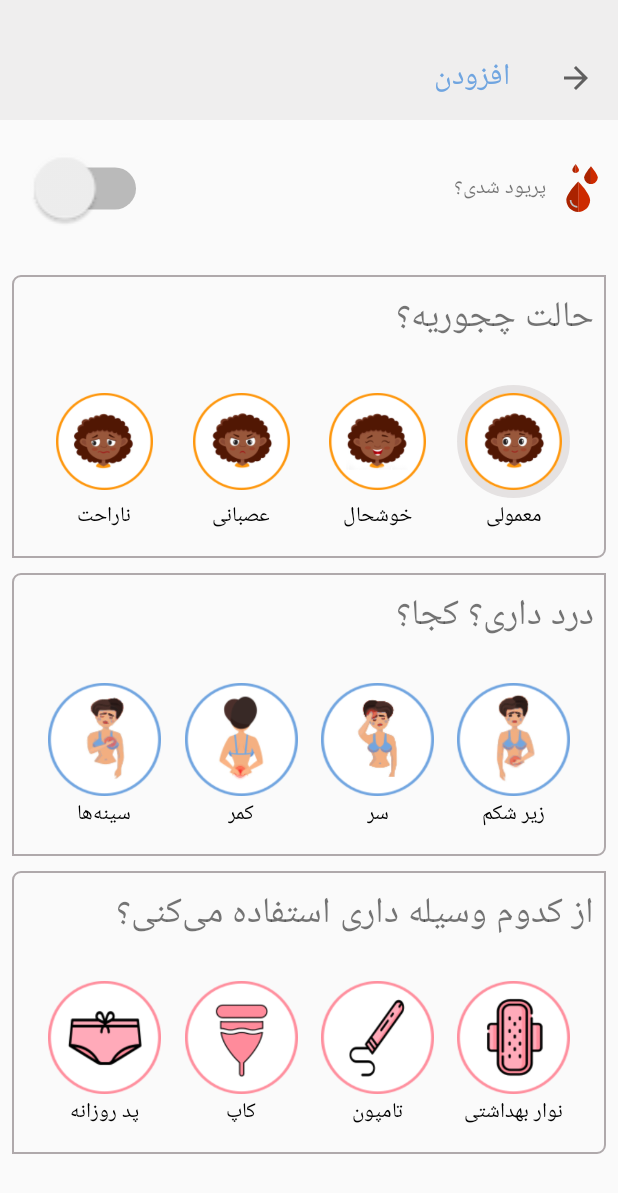
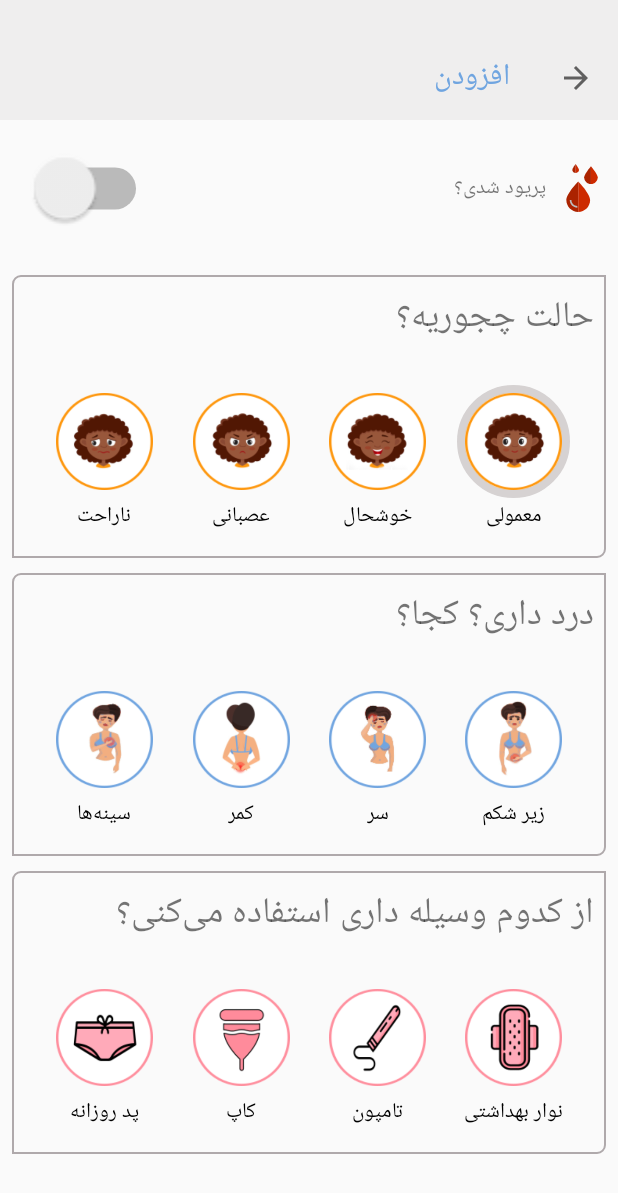
Before and after one commit to atiyehghm/period_tracker_persian, an Android app: the SaveInfoDialog screen opened directly, with no data from a screen before it, after a tap on an icon or button, on a phone screen of 412 x 824 dp. Shown: the top 1193 px of the screen. Run offline under Robolectric (Android 15) with nearby library versions, the phone set to English and light mode, and no system bars; our stand-ins replace Room's generated code; libraries missing offline, so code that uses them is left out: net.danlew.android.

Commit message:
Fix SaveInfo activity

```diff
--- a/app/src/main/java/edu/sharif/periodtracker/MainActivity.java
+++ b/app/src/main/java/edu/sharif/periodtracker/MainActivity.java
@@ -78,7 +78,7 @@ public class MainActivity extends AppCompatActivity {
     private void openSaveInfoPage(){
         String value= DateConverter.dateToString(new DateTime());
         Intent i = new Intent(MainActivity.this, SaveInfoDialog.class);
-        i.putExtra("date",value);
+        i.putExtra(SaveInfoDialog.KEY_DATE_EDIT, value);
         startActivity(i);
     }
     private boolean loadFragment(Fragment fragment, int title) {
--- a/app/src/main/java/edu/sharif/periodtracker/database/Dao/DailyStatusDao.java
+++ b/app/src/main/java/edu/sharif/periodtracker/database/Dao/DailyStatusDao.java
@@ -3,6 +3,7 @@ package edu.sharif.periodtracker.database.Dao;
 import androidx.lifecycle.LiveData;
 import androidx.room.Insert;
 import androidx.room.Query;
+import androidx.room.Update;
 
 import org.joda.time.DateTime;
 
@@ -21,4 +22,7 @@ public interface DailyStatusDao {
 
     @Query("SELECT * FROM DailyStatus WHERE date =:dateTime")
     LiveData<DailyStatus> getStatus(String dateTime);
+
+    @Update
+    void updateStatus(DailyStatus dailyStatus);
 }
--- a/app/src/main/java/edu/sharif/periodtracker/database/model/DailyStatus.java
+++ b/app/src/main/java/edu/sharif/periodtracker/database/model/DailyStatus.java
@@ -17,7 +17,8 @@ import edu.sharif.periodtracker.libs.MoodConverter;
 import edu.sharif.periodtracker.libs.PainConverter;
 import edu.sharif.periodtracker.libs.ToolConverter;
 
-@Entity
+@Entity(indices = {@Index(value = "date",
+        unique = true)})
 public class DailyStatus{
 
     @PrimaryKey(autoGenerate = true)
@@ -38,8 +39,8 @@ public class DailyStatus{
     @ColumnInfo(defaultValue = "0")
     private ToolType tool;
 
-    @ColumnInfo(name = "is_period", defaultValue = "false")
-    private boolean isPeriod;
+    @ColumnInfo(defaultValue = "false")
+    private boolean is_period;
 
     public DailyStatus() {
         date = new DateTime();
@@ -87,11 +88,11 @@ public class DailyStatus{
         this.tool = tool;
     }
 
-    public boolean isPeriod() {
-        return isPeriod;
+    public boolean isIs_period() {
+        return is_period;
     }
 
-    public void setIsPeriod(boolean isPeriod) {
-        isPeriod = isPeriod;
+    public void setIs_period(boolean is_period) {
+        this.is_period = is_period;
     }
 }
--- a/app/src/main/java/edu/sharif/periodtracker/database/model/MoodType.java
+++ b/app/src/main/java/edu/sharif/periodtracker/database/model/MoodType.java
@@ -37,7 +37,7 @@ public enum MoodType {
         return pic;
     }
 
-    public static MoodType getMoodTypeFromId(int id) {
+    public static MoodType getTypeFromId(int id) {
         if (id == NONE.id) {
             return NONE;
         } else if (id == NORMAL.id) {
--- a/app/src/main/java/edu/sharif/periodtracker/ui/add/SaveInfoDialog.java
+++ b/app/src/main/java/edu/sharif/periodtracker/ui/add/SaveInfoDialog.java
@@ -4,12 +4,18 @@ import android.graphics.drawable.Drawable;
 import android.os.Build;
 import android.os.Bundle;
 import android.view.View;
+import android.widget.CompoundButton;
 import android.widget.ImageView;
+import android.widget.Switch;
 
-import androidx.appcompat.widget.Toolbar;
-
+import androidx.annotation.Nullable;
 import androidx.annotation.RequiresApi;
 import androidx.appcompat.app.AppCompatActivity;
+import androidx.appcompat.widget.Toolbar;
+import androidx.lifecycle.LiveData;
+import androidx.lifecycle.Observer;
+
+import org.joda.time.DateTime;
 
 import java.util.ArrayList;
 import java.util.List;
@@ -17,13 +23,26 @@ import java.util.List;
 import edu.sharif.periodtracker.R;
 import edu.sharif.periodtracker.database.model.DailyStatus;
 import edu.sharif.periodtracker.database.model.MoodType;
+import edu.sharif.periodtracker.database.model.PainType;
+import edu.sharif.periodtracker.database.model.ToolType;
+import edu.sharif.periodtracker.database.repository.DailyStatusRepository;
+import edu.sharif.periodtracker.libs.DateConverter;
 
 public class SaveInfoDialog extends AppCompatActivity {
-    public static final String KEY_ID_EDIT = "key_id_edit";
+    public static final String KEY_DATE_EDIT = "KEY_DATE_EDIT";
+    private static final String MOOD = "MOOD";
+    private static final String TOOL = "TOOL";
+    private static final String PAIN = "PAIN";
+    private boolean isInEditMood = false;
     private Toolbar toolbar;
     private List<ImageView> listMoodImages = new ArrayList<>();
+    private List<ImageView> listPainImages = new ArrayList<>();
+    private List<ImageView> listToolImages = new ArrayList<>();
+    private Switch periodSwitch;
     private DailyStatus dailyStatus = new DailyStatus();
     private Drawable highlight;
+    private LiveData<DailyStatus> dailyStatusLiveData;
+    private DailyStatusRepository dailyStatusRepo;
 
     @RequiresApi(api = Build.VERSION_CODES.LOLLIPOP)
     protected void onCreate(Bundle savedInstanceState) {
@@ -32,25 +51,45 @@ public class SaveInfoDialog extends AppCompatActivity {
         getViewFromXml();
         getResource();
         getBundle();
-        configureBackButton();
+        initialView();
         controller();
-        initialView();
     }
 
-    private void getBundle() {
-        int id = getIntent().getIntExtra(KEY_ID_EDIT, -1);
 
-        if (dailyStatus == null){
-            dailyStatus = new DailyStatus();
-//            dailyStatus
-        }
+    private void initialView() {
 
+        dailyStatusRepo = new DailyStatusRepository(this);
+        dailyStatusRepo.getCurrentStatus(dailyStatus.getDate()).observe(this, new Observer<DailyStatus>() {
+            @Override
+            public void onChanged(@Nullable DailyStatus status) {
+                if (status != null) {
+                    dailyStatus = status;
+                    isInEditMood = true;
+
+                    int selectedMoodIndex = dailyStatus.getMood() != null ? dailyStatus.getMood().getId() : -1;
+                    int selectedPainIndex = dailyStatus.getPain() != null ? dailyStatus.getPain().getId() : -1;
+                    int selectedToolIndex = dailyStatus.getTool() !=null ? dailyStatus.getTool().getId() : -1;
+                    periodSwitch.setChecked(dailyStatus.isIs_period());
+
+                    refreshViewMood(selectedMoodIndex, listMoodImages, MOOD);
+                    refreshViewMood(selectedPainIndex, listPainImages, PAIN);
+                    refreshViewMood(selectedToolIndex, listToolImages, TOOL);
+                }
+                else{
+                    isInEditMood = false;
+                }
+            }
+        });
     }
 
-    private void initialView() {
-        refreshViewMood();
+    private void saveChanges() {
+        if (isInEditMood){
+            dailyStatusRepo.updateCurrentStatus(dailyStatus);
+        }
+        else {
+            dailyStatusRepo.insertStatus(dailyStatus);
+        }
     }
-
 
     private void configureBackButton() {
         setSupportActionBar(toolbar);
@@ -59,61 +98,107 @@ public class SaveInfoDialog extends AppCompatActivity {
         toolbar.setNavigationOnClickListener(new View.OnClickListener() {
             @Override
             public void onClick(View v) {
+                saveChanges();
                 onBackPressed();
             }
         });
     }
 
-    private void getViewFromXml() {
-        toolbar = findViewById(R.id.toolbar);
-        listMoodImages.add((ImageView) findViewById(R.id.mood1));
-        listMoodImages.add((ImageView) findViewById(R.id.mood2));
-        listMoodImages.add((ImageView) findViewById(R.id.mood3));
-        listMoodImages.add((ImageView) findViewById(R.id.mood4));
+    private void refreshViewMood(int index, List<ImageView> list, String propertyType) {
+        for (int i = 0; i < list.size(); i++) {
+            if (i == index) {
+                if (list.get(i).getBackground() == null){
+                    list.get(i).setBackground(highlight);
+                    setObjectData(index, propertyType);
+                }
+                else {
+                    list.get(i).setBackground(null);
+                    setObjectData(-1, propertyType);
+                }
+
+            } else {
+                list.get(i).setBackground(null);
+            }
+        }
     }
 
-    private void controller() {
-        for (int i = 0; i < listMoodImages.size(); i++) {
-            final int ii = i;
-            listMoodImages.get(i).setOnClickListener(new View.OnClickListener() {
+    private void setObjectData(int index, String propertyType) {
+
+        switch (propertyType){
+            case MOOD:
+                dailyStatus.setMood(MoodType.getTypeFromId(index));
+                break;
+            case TOOL:
+                dailyStatus.setTool(ToolType.getTypeFromId(index));
+                break;
+            case PAIN:
+                dailyStatus.setPain(PainType.getTypeFromId(index));
+                break;
+        }
+    }
+
+    private void imagesRowController(final List<ImageView> list, final String propertyType ){
+        for (int i = 0; i < list.size(); i++) {
+            final int index = i;
+            list.get(i).setOnClickListener(new View.OnClickListener() {
                 @Override
                 public void onClick(View v) {
-                    clickItemMood(ii);
+                    refreshViewMood(index, list, propertyType);
                 }
             });
         }
     }
 
-    private void clickItemMood(int index) {
-        dailyStatus.setMood(MoodType.getMoodTypeFromId(index));
-        refreshViewMood();
+    private void controller() {
+        configureBackButton();
+        imagesRowController(listMoodImages, MOOD);
+        imagesRowController(listPainImages, PAIN);
+        imagesRowController(listToolImages, TOOL);
+
+        periodSwitch.setOnCheckedChangeListener(new CompoundButton.OnCheckedChangeListener() {
+            public void onCheckedChanged(CompoundButton buttonView, boolean isChecked) {
+                if (isChecked){
+                    dailyStatus.setIs_period(true);
+                }
+                else {
+                    dailyStatus.setIs_period(false);
+                }
+            }
+        });
     }
 
-    private void refreshViewMood() {
-        for (int i = 0; i < listMoodImages.size(); i++) {
-            if (i == dailyStatus.getMood().getId()) {
-                listMoodImages.get(i).setBackground(highlight);
-            } else {
-                listMoodImages.get(i).setBackground(null);
-            }
+    private void getBundle() {
+        //Get dailyStatus object with corresponding date
+
+        String dateInString = getIntent().getStringExtra(KEY_DATE_EDIT);
+        final DateTime date = DateConverter.stringToDate(dateInString);
+        if (dailyStatus == null){
+            dailyStatus = new DailyStatus();
         }
+        dailyStatus.setDate(date);
+
     }
 
-//    public void onClick(View v, int[] imagesViewArr) {
-//        ImageView imageView;
-//        final String PACKAGE_ID = "edu.sharif.periodtracker:id/";
-//        for (int imgId : imagesViewArr) {
-//            String tmp = getResources().getResourceName(imgId);
-//            if (tmp != null && !tmp.startsWith(PACKAGE_ID)) {
-//                if (v.getId() == imgId) {
-//                    imageView = findViewById(imgId);
-//
-//                }
-//            }
-//        }
-//
-//    }
+    private void getViewFromXml() {
+        toolbar = findViewById(R.id.toolbar);
 
+        listMoodImages.add((ImageView) findViewById(R.id.mood1));
+        listMoodImages.add((ImageView) findViewById(R.id.mood2));
+        listMoodImages.add((ImageView) findViewById(R.id.mood3));
+        listMoodImages.add((ImageView) findViewById(R.id.mood4));
+
+        listPainImages.add((ImageView) findViewById(R.id.pain1));
+        listPainImages.add((ImageView) findViewById(R.id.pain2));
+        listPainImages.add((ImageView) findViewById(R.id.pain3));
+        listPainImages.add((ImageView) findViewById(R.id.pain4));
+
+        listToolImages.add((ImageView) findViewById(R.id.tool1));
+        listToolImages.add((ImageView) findViewById(R.id.tool2));
+        listToolImages.add((ImageView) findViewById(R.id.tool3));
+        listToolImages.add((ImageView) findViewById(R.id.tool4));
+
+        periodSwitch = findViewById(R.id.perios_switch);
+    }
 
     private void getResource() {
         highlight = getResources().getDrawable(R.drawable.selected_image);
--- a/app/src/main/res/drawable/ic_003_plus.xml
+++ /dev/null
@@ -1,4 +0,0 @@
-<vector android:height="64dp" android:viewportHeight="512"
-    android:viewportWidth="512" android:width="64dp" xmlns:android="http://schemas.android.com/apk/res/android">
-    <path android:fillColor="#FF000000" android:pathData="m256,0c-141.164,0 -256,114.836 -256,256s114.836,256 256,256 256,-114.836 256,-256 -114.836,-256 -256,-256zM368,277.332h-90.668v90.668c0,11.777 -9.555,21.332 -21.332,21.332s-21.332,-9.555 -21.332,-21.332v-90.668h-90.668c-11.777,0 -21.332,-9.555 -21.332,-21.332s9.555,-21.332 21.332,-21.332h90.668v-90.668c0,-11.777 9.555,-21.332 21.332,-21.332s21.332,9.555 21.332,21.332v90.668h90.668c11.777,0 21.332,9.555 21.332,21.332s-9.555,21.332 -21.332,21.332zM368,277.332"/>
-</vector>
--- a/app/src/main/res/drawable/image_selected.xml
+++ /dev/null
@@ -1,5 +0,0 @@
-<?xml version="1.0" encoding="utf-8"?>
-<selector xmlns:android="http://schemas.android.com/apk/res/android">
-    <item android:drawable="@drawable/unselected_image" android:state_pressed="true" />
-    <item android:drawable="@drawable/selected_image" />
-</selector>
--- a/app/src/main/res/drawable/selected_image.xml
+++ b/app/src/main/res/drawable/selected_image.xml
@@ -6,5 +6,5 @@
     <size
         android:width="80dp"
         android:height="80dp"/>
-    <stroke android:color="#BCDFDBDB" android:width="5dp"/>
+    <stroke android:color="#C9CDC8C8" android:width="5dp"/>
 </shape>
--- a/app/src/main/res/layout/mood_layout.xml
+++ b/app/src/main/res/layout/mood_layout.xml
@@ -15,8 +15,8 @@
 
         <ImageView
             android:id="@+id/mood1"
-            android:layout_width="75dp"
-            android:layout_height="75dp"
+            android:layout_width="@dimen/image_size_medium"
+            android:layout_height="@dimen/image_size_medium"
             android:padding="5dp"
             android:src="@drawable/normal"
             android:layout_centerHorizontal="true"
@@ -40,8 +40,8 @@
 
         <ImageView
             android:id="@+id/mood2"
-            android:layout_width="75dp"
-            android:layout_height="75dp"
+            android:layout_width="@dimen/image_size_medium"
+            android:layout_height="@dimen/image_size_medium"
             android:padding="5dp"
             android:src="@drawable/happy"
             android:layout_centerHorizontal="true"
@@ -91,8 +91,8 @@
 
         <ImageView
             android:id="@+id/mood4"
-            android:layout_width="75dp"
-            android:layout_height="75dp"
+            android:layout_width="@dimen/image_size_medium"
+            android:layout_height="@dimen/image_size_medium"
             android:padding="5dp"
             android:src="@drawable/sad"
             android:layout_centerHorizontal="true"
--- a/app/src/main/res/layout/pains_layout.xml
+++ b/app/src/main/res/layout/pains_layout.xml
@@ -15,8 +15,9 @@
 
         <ImageView
             android:id="@+id/pain1"
-            android:layout_width="75dp"
-            android:layout_height="75dp"
+            android:layout_width="@dimen/image_size_medium"
+            android:layout_height="@dimen/image_size_medium"
+            android:padding="5dp"
             android:src="@drawable/abdominal"
             android:layout_centerHorizontal="true"
             />
@@ -39,8 +40,9 @@
 
         <ImageView
             android:id="@+id/pain2"
-            android:layout_width="75dp"
-            android:layout_height="75dp"
+            android:layout_width="@dimen/image_size_medium"
+            android:layout_height="@dimen/image_size_medium"
+            android:padding="5dp"
             android:src="@drawable/head"
             android:layout_centerHorizontal="true"
 
@@ -65,8 +67,9 @@
 
         <ImageView
             android:id="@+id/pain3"
-            android:layout_width="75dp"
-            android:layout_height="75dp"
+            android:layout_width="@dimen/image_size_medium"
+            android:layout_height="@dimen/image_size_medium"
+            android:padding="5dp"
             android:src="@drawable/back"
             android:layout_centerHorizontal="true"
             />
@@ -88,8 +91,9 @@
 
         <ImageView
             android:id="@+id/pain4"
-            android:layout_width="75dp"
-            android:layout_height="75dp"
+            android:layout_width="@dimen/image_size_medium"
+            android:layout_height="@dimen/image_size_medium"
+            android:padding="5dp"
             android:src="@drawable/breast"
             android:layout_centerHorizontal="true"
             />
--- a/app/src/main/res/layout/save_info_dialog_layout.xml
+++ b/app/src/main/res/layout/save_info_dialog_layout.xml
@@ -52,6 +52,7 @@
                         />
                 </LinearLayout>
                 <Switch
+                    android:id="@+id/perios_switch"
                     android:layout_width="wrap_content"
                     android:layout_height="wrap_content"
                     android:scaleX="2"
--- a/app/src/main/res/layout/tools_layout.xml
+++ b/app/src/main/res/layout/tools_layout.xml
@@ -15,8 +15,9 @@
 
         <ImageView
             android:id="@+id/tool1"
-            android:layout_width="75dp"
-            android:layout_height="75dp"
+            android:layout_width="@dimen/image_size_medium"
+            android:layout_height="@dimen/image_size_medium"
+            android:padding="5dp"
             android:src="@drawable/pad"
             android:layout_centerHorizontal="true"
             />
@@ -39,8 +40,9 @@
 
         <ImageView
             android:id="@+id/tool2"
-            android:layout_width="75dp"
-            android:layout_height="75dp"
+            android:layout_width="@dimen/image_size_medium"
+            android:layout_height="@dimen/image_size_medium"
+            android:padding="5dp"
             android:src="@drawable/tampon"
             android:layout_centerHorizontal="true"
 
@@ -65,8 +67,9 @@
 
         <ImageView
             android:id="@+id/tool3"
-            android:layout_width="75dp"
-            android:layout_height="75dp"
+            android:layout_width="@dimen/image_size_medium"
+            android:layout_height="@dimen/image_size_medium"
+            android:padding="5dp"
             android:src="@drawable/cup"
             android:layout_centerHorizontal="true"
             />
@@ -88,8 +91,9 @@
 
         <ImageView
             android:id="@+id/tool4"
-            android:layout_width="75dp"
-            android:layout_height="75dp"
+            android:layout_width="@dimen/image_size_medium"
+            android:layout_height="@dimen/image_size_medium"
+            android:padding="5dp"
             android:src="@drawable/panty_liner"
             android:layout_centerHorizontal="true"
             />
```
Also changed, not shown: app/src/main/java/edu/sharif/periodtracker/database/model/PainType.java (+30 -10 lines), app/src/main/java/edu/sharif/periodtracker/database/model/ToolType.java (+32 -10 lines), app/src/main/java/edu/sharif/periodtracker/database/repository/DailyStatusRepository.java (+14 -4 lines), app/src/main/java/edu/sharif/periodtracker/libs/MoodConverter.java (+7 -2 lines), app/src/main/java/edu/sharif/periodtracker/libs/PainConverter.java (+7 -2 lines), app/src/main/java/edu/sharif/periodtracker/libs/ToolConverter.java (+7 -2 lines), app/src/main/res/drawable/unselected_image.xml (deleted, +0 -7 lines).
